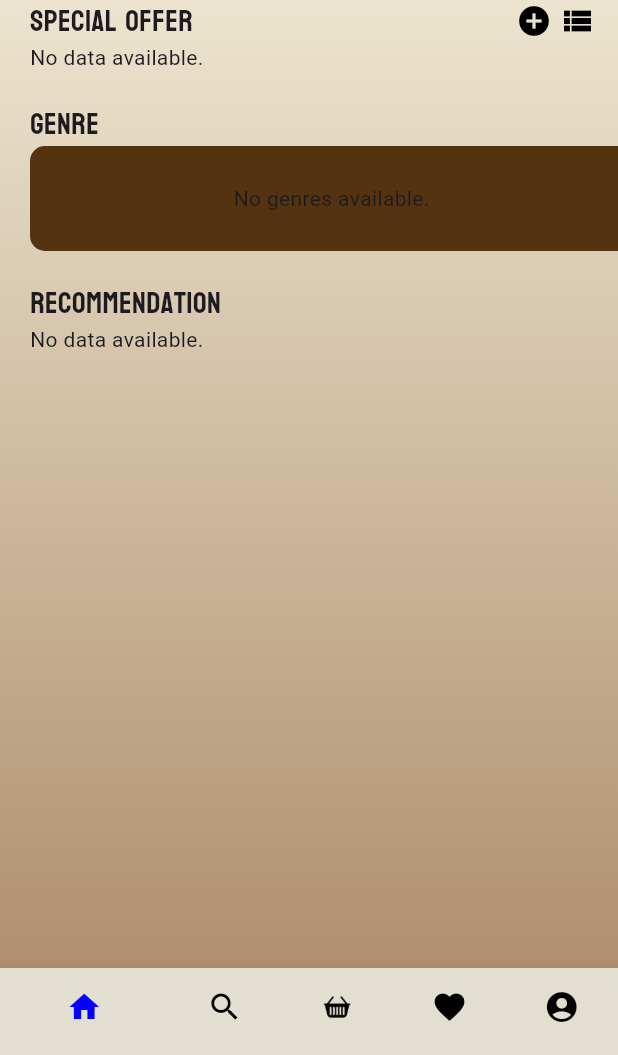
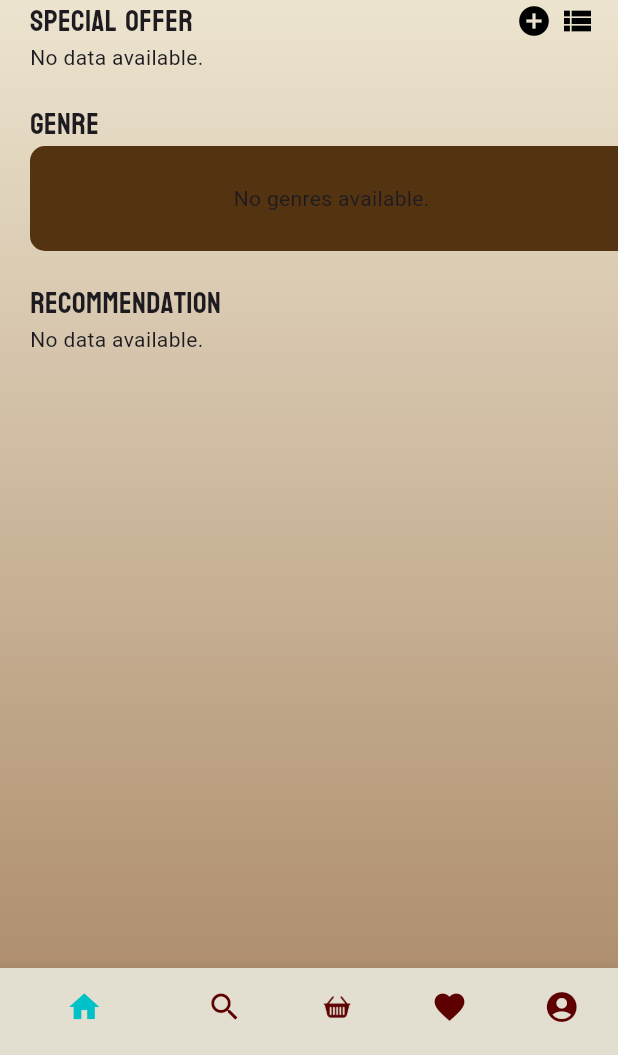
Before and after one commit to chrstyy/TuneMix_, a Flutter app: the screen it shows after launch, on a phone screen of 412 x 824 dp, the part 181-1236 px from its top. Run offline on Flutter 3.47's test engine with Material 3 defaults, Android fonts, the phone set to English and light mode, and no system bars; our stand-ins replace animate_do, cloud_firestore, firebase_auth, firebase_core, firebase_storage, flutter_rating_bar and 8 more; accounts and stored records are empty.

Commit message:
navbar ok

```diff
--- a/lib/screens/admin/home_admin.dart
+++ b/lib/screens/admin/home_admin.dart
@@ -160,7 +160,7 @@ class _HomeScreenAdminState extends State<HomeScreenAdmin> {
       ),
       bottomNavigationBar: Theme(
         data: Theme.of(context).copyWith(
-          canvasColor: const Color(0xFFE2DFD0),
+          canvasColor: themeProvider.themeMode().navbar!,
         ),
         child: BottomNavigationBar(
           currentIndex: _currentIndex,
@@ -174,16 +174,18 @@ class _HomeScreenAdminState extends State<HomeScreenAdmin> {
             BottomNavigationBarItem(
               icon: Icon(
                 Icons.home,
-                color:
-                    _currentIndex == 0 ? const Color(0xFF0500FF) : Colors.black,
+                color: _currentIndex == 0
+                    ? themeProvider.themeMode().navbarIconAct!
+                    : themeProvider.themeMode().navbarIcon!,
               ),
               label: 'Home',
             ),
             BottomNavigationBarItem(
               icon: Icon(
                 Icons.search,
-                color:
-                    _currentIndex == 1 ? const Color(0xFF0500FF) : Colors.black,
+                color: _currentIndex == 1
+                    ? themeProvider.themeMode().navbarIconAct!
+                    : themeProvider.themeMode().navbarIcon!,
               ),
               label: 'Search',
             ),
@@ -192,24 +194,27 @@ class _HomeScreenAdminState extends State<HomeScreenAdmin> {
                 _currentIndex == 2 ? 'images/basket.png' : 'images/basket.png',
                 width: 24,
                 height: 24,
-                color:
-                    _currentIndex == 2 ? const Color(0xFF0500FF) : Colors.black,
+                color: _currentIndex == 2
+                    ? themeProvider.themeMode().navbarIconAct!
+                    : themeProvider.themeMode().navbarIcon!,
               ),
               label: 'Story',
             ),
             BottomNavigationBarItem(
               icon: Icon(
                 Icons.favorite,
-                color:
-                    _currentIndex == 3 ? const Color(0xFF0500FF) : Colors.black,
+                color: _currentIndex == 3
+                    ? themeProvider.themeMode().navbarIconAct!
+                    : themeProvider.themeMode().navbarIcon!,
               ),
               label: 'Favorite',
             ),
             BottomNavigationBarItem(
               icon: Icon(
                 Icons.account_circle_rounded,
-                color:
-                    _currentIndex == 4 ? const Color(0xFF0500FF) : Colors.black,
+                color: _currentIndex == 4
+                    ? themeProvider.themeMode().navbarIconAct!
+                    : themeProvider.themeMode().navbarIcon!,
               ),
               label: 'Account',
             ),
--- a/lib/screens/theme/constant.dart
+++ b/lib/screens/theme/constant.dart
@@ -10,12 +10,15 @@ class AppColors {
   static const Color choco2 = Color(0xFF543310);
   static const Color dark1 = Colors.black;
   static const Color dark2 = Color.fromARGB(255, 111, 111, 111);
-  static const Color darkGrey = Colors.grey;
-  static const Color grey = Color.fromARGB(255, 214, 214, 214);
-  static const Color lightGrey = Color.fromARGB(255, 239, 239, 239);
+  static const Color lightGrey = Color.fromARGB(255, 230, 230, 230);
   static const Color red = Colors.red;
+  static const Color cream2 = Color(0xFFE2DFD0);
+  static const Color red2 = Color.fromARGB(255, 93, 0, 0);
   static const Color navColor = Color.fromARGB(255, 0, 85, 96);
   static const Color orange = Color(0xFFFF8A00);
+  static const Color turquoise = Color.fromARGB(255, 0, 193, 200);
+  static const Color dcyan = Color.fromARGB(255, 0, 85, 91);
+  static const Color purple = Color.fromARGB(255, 213, 0, 181);
 }
 
 class SPref {
--- a/lib/screens/theme/theme_app.dart
+++ b/lib/screens/theme/theme_app.dart
@@ -91,6 +91,9 @@ class ThemeProvider with ChangeNotifier {
       thumbColor: isLightTheme ? AppColors.white : AppColors.black,
       switchBgColor: isLightTheme ? AppColors.choco2 : AppColors.cream,
       switchBgColor2: isLightTheme ? AppColors.cream : AppColors.choco2,
+      navbar: isLightTheme ? AppColors.cream2 : AppColors.lightGrey,
+      navbarIcon: isLightTheme ? AppColors.red2 : AppColors.dcyan,
+      navbarIconAct: isLightTheme ? AppColors.turquoise : AppColors.purple,
     );
   }
 }
@@ -101,6 +104,9 @@ class ThemeMode {
   Color? thumbColor;
   Color? switchBgColor;
   Color? switchBgColor2;
+  Color? navbar;
+  Color? navbarIcon;
+  Color? navbarIconAct;
 
   ThemeMode({
     this.gradientColors,
@@ -108,5 +114,8 @@ class ThemeMode {
     this.thumbColor,
     this.switchBgColor,
     this.switchBgColor2,
+    this.navbar,
+    this.navbarIcon,
+    this.navbarIconAct,
   });
 }
```
Also changed, not shown: lib/screens/user/cart_screen.dart (+16 -17 lines), lib/screens/user/fav_screen.dart (+83 -46 lines), lib/screens/user/home_screen.dart (+16 -17 lines), lib/screens/user/search_screen.dart (+17 -18 lines), lib/screens/user/user_profile.dart (+16 -17 lines).
